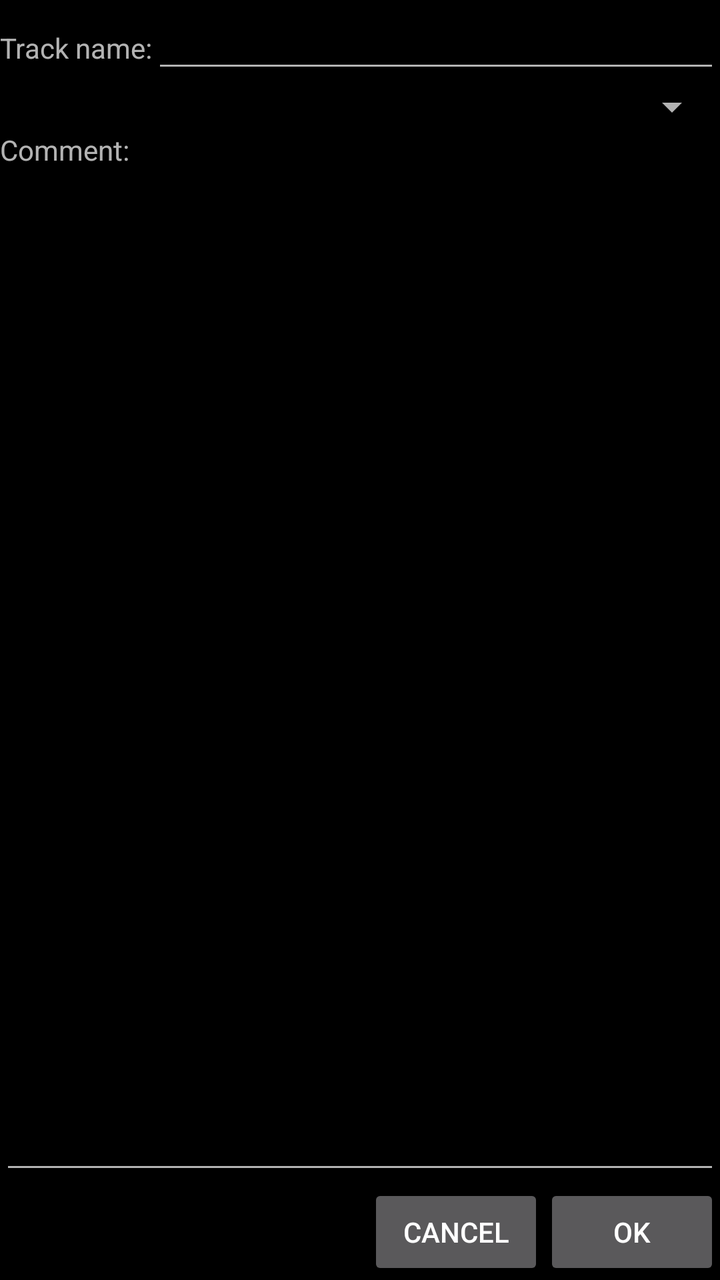
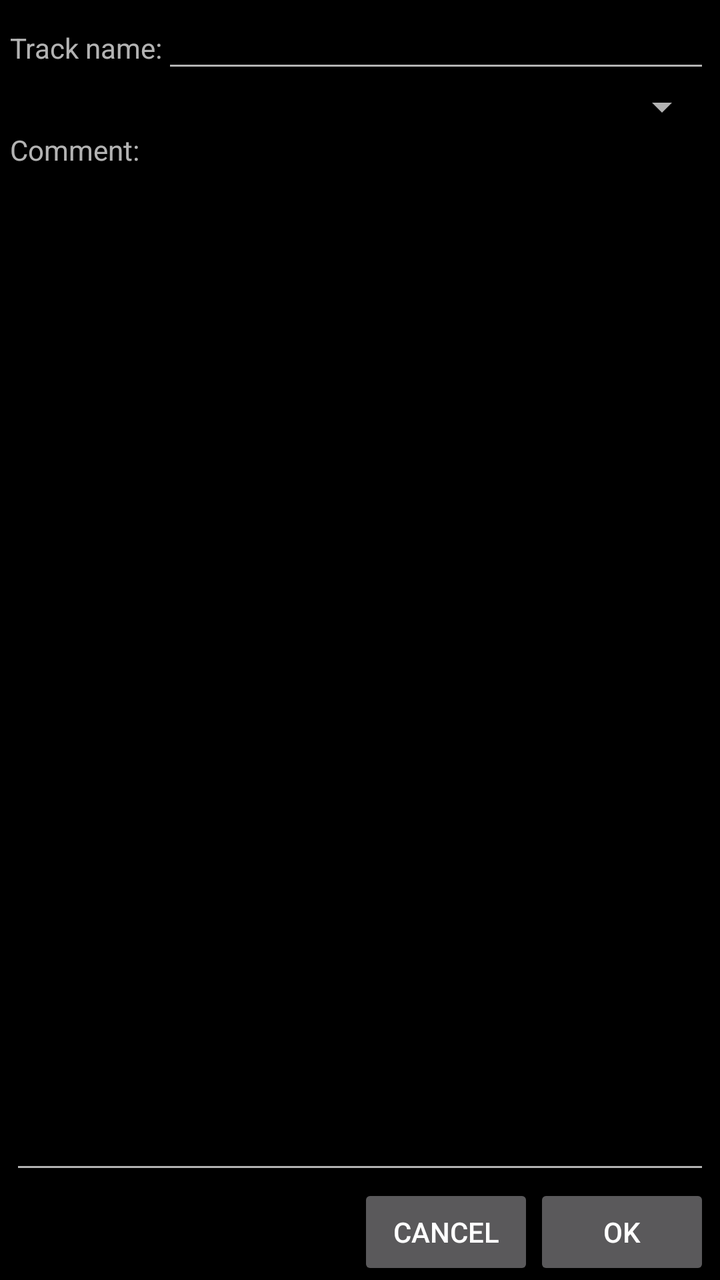

Compare the two renders of this Android layout. The source of the first and the diff that turns it into the second are given below.
<!-- AndroidManifest.xml: application theme MyDarkTheme -->
<!-- res/layout/track_edit.xml -->
<?xml version="1.0" encoding="utf-8"?>
<LinearLayout xmlns:android="http://schemas.android.com/apk/res/android"
    android:layout_width="fill_parent"
    android:layout_height="wrap_content"
    android:orientation="vertical">

    <LinearLayout
        android:layout_width="fill_parent"
        android:layout_height="wrap_content"
        android:orientation="horizontal">

        <TextView
            android:layout_width="wrap_content"
            android:layout_height="wrap_content"
            android:text="@string/track_name_label" />

        <AutoCompleteTextView
            android:id="@+id/track_name"
            android:layout_width="0dip"
            android:layout_height="wrap_content"
            android:layout_weight="1" />
    </LinearLayout>

    <Spinner
        android:id="@+id/activity"
        android:layout_width="fill_parent"
        android:layout_height="wrap_content"
        android:prompt="@string/activity_select" />

    <TextView
        android:layout_width="fill_parent"
        android:layout_height="wrap_content"
        android:text="@string/comment_label" />

    <EditText
        android:id="@+id/track_comment"
        android:layout_width="fill_parent"
        android:layout_height="wrap_content"
        android:layout_weight="1"
        android:gravity="top"
        android:inputType="textMultiLine"
        android:minLines="2" />

    <LinearLayout
        android:layout_width="fill_parent"
        android:layout_height="wrap_content"
        android:gravity="right"
        android:orientation="horizontal">

        <Button
            android:id="@+id/cancel"
            android:layout_width="wrap_content"
            android:layout_height="wrap_content"
            android:text="@string/cancel" />

        <Button
            android:id="@+id/confirm"
            android:layout_width="wrap_content"
            android:layout_height="wrap_content"
            android:text="@string/confirm" />
    </LinearLayout>

</LinearLayout>
<!-- resources referenced by this layout -->
<resources>
  <string name="activity_select">Select Activity:</string>
  <string name="cancel">Cancel</string>
  <string name="comment_label">Comment:</string>
  <string name="confirm">OK</string>
  <string name="track_name_label">Track name:</string>
  <style name="MyDarkTheme" parent="Theme.AppCompat">
          <item name="android:background">@color/colorBackground</item>
      </style>
  <color name="colorBackground">#000000</color>
</resources>

<!-- the commit's change to res/layout/track_edit.xml (unified diff, before → after) -->
@@ -1,6 +1,8 @@
 <?xml version="1.0" encoding="utf-8"?>
 <LinearLayout xmlns:android="http://schemas.android.com/apk/res/android"
-    android:layout_width="fill_parent"
+    android:layout_width="match_parent"
+    android:paddingStart="5dp"
+    android:paddingEnd="5dp"
     android:layout_height="wrap_content"
     android:orientation="vertical">
 
